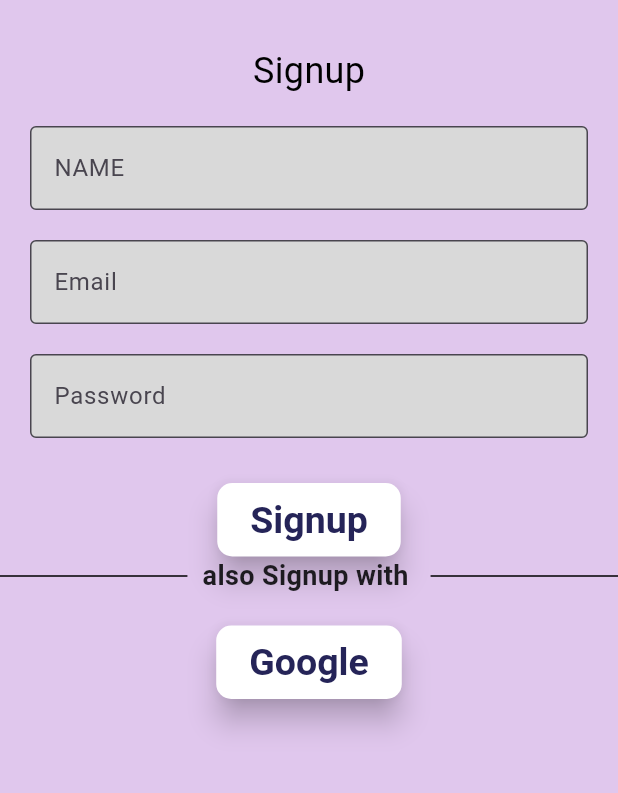
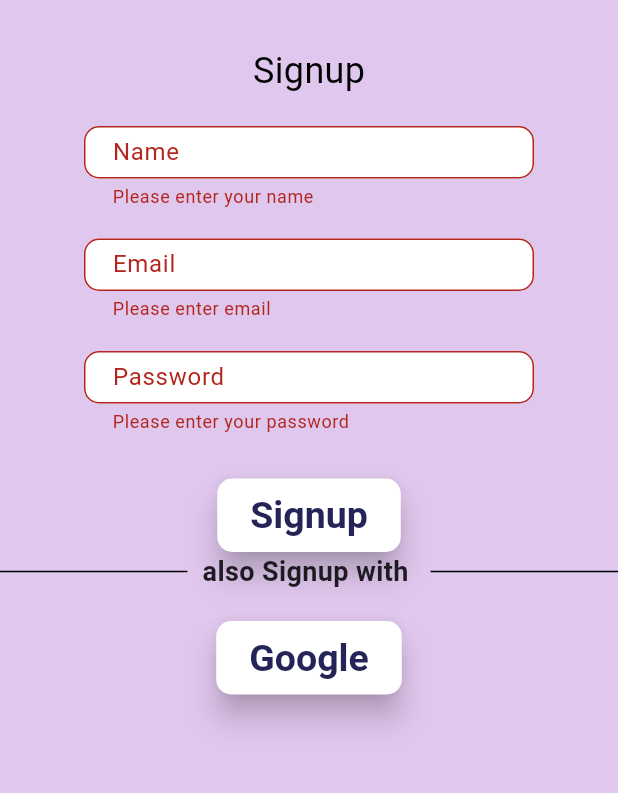
Before and after one commit to PavanCodes05/Spell-Champ-Frontend, a Flutter app: the SignupScreen screen opened directly, after a tap on "Signup", on a phone screen of 412 x 824 dp, the part 225-1018 px from its top. Run offline on Flutter 3.47's test engine with Material 3 defaults, Android fonts, the phone set to English and light mode, and no system bars.

Commit message:
feat : added new pages

```diff
--- a/analysis_options.yaml
+++ b/analysis_options.yaml
@@ -7,6 +7,9 @@
 
 # The following line activates a set of recommended lints for Flutter apps,
 # packages, and plugins designed to encourage good coding practices.
+analyzer:
+  errors:
+    file_names: ignore
 include: package:flutter_lints/flutter.yaml
 
 linter:
--- a/lib/main.dart
+++ b/lib/main.dart
@@ -1,6 +1,7 @@
 import 'package:flutter/material.dart';
 import 'package:spell_champ_frontend/core/configs/theme/app_theme.dart';
-import 'package:spell_champ_frontend/welcome_screen.dart';
+import 'package:spell_champ_frontend/presentation/auth/pages/signup%20_or_login.dart';
+
 
 void main() {
   runApp(const MainApp());
--- /dev/null
+++ b/lib/presentation/auth/pages/signup_screen.dart
@@ -0,0 +1,175 @@
+import 'package:flutter/material.dart';
+
+void main() {
+  runApp(
+    MaterialApp(
+      home: SignupScreen(),
+      debugShowCheckedModeBanner: false,
+    ),
+  );
+}
+
+class SignupScreen extends StatefulWidget {
+  const SignupScreen({super.key});
+
+  @override
+  _SignupScreenState createState() => _SignupScreenState();
+}
+
+class _SignupScreenState extends State<SignupScreen> {
+  final _formKey = GlobalKey<FormState>(); // ✅ Add FormKey for validation
+
+  @override
+  Widget build(BuildContext context) {
+    return Scaffold(
+      body: SingleChildScrollView(
+        child: Column(
+          children: [
+            SizedBox(height: 100),
+            Align(
+              alignment: Alignment.topCenter,
+              child: Text(
+                "SPELL CHAMP",
+                style: TextStyle(
+                  fontSize: 35,
+                  fontWeight: FontWeight.bold,
+                  color: Colors.black,
+                ),
+              ),
+            ),
+            SizedBox(height: 30),
+            Text(
+              "Signup",
+              style: TextStyle(fontSize: 24, color: Colors.black),
+            ),
+            SizedBox(height: 20),
+            Padding(
+              padding: EdgeInsets.symmetric(horizontal: 10),
+              child: Form(
+                key: _formKey, // ✅ Assign the FormKey
+                child: Column(
+                  children: [
+                    SizedBox(
+                      width: 300,
+                      height: 55,
+                      child: TextFormField(
+                        keyboardType: TextInputType.name,
+                        decoration: InputDecoration(
+                          labelText: "Name",
+                          hintText: "Enter your Name",
+                          filled: true,
+                          fillColor: Colors.white,
+                          contentPadding: EdgeInsets.symmetric(vertical: 10, horizontal: 15),
+                          border: OutlineInputBorder(
+                            borderRadius: BorderRadius.circular(10),
+                            borderSide: BorderSide(color: Colors.black),
+                          ),
+                        ),
+                        onChanged: (String value) {},
+                        validator: (value) {
+                          if (value == null || value.isEmpty) {
+                            return "Please enter your name";
+                          }
+                          return null;
+                        },
+                      ),
+                    ),
+                    SizedBox(height: 20),
+                    SizedBox(
+                      width: 300,
+                      height: 55,
+                      child: TextFormField(
+                        keyboardType: TextInputType.emailAddress,
+                        decoration: InputDecoration(
+                          labelText: "Email",
+                          hintText: "Enter your Email ID",
+                          filled: true,
+                          fillColor: Colors.white,
+                          contentPadding: EdgeInsets.symmetric(vertical: 10, horizontal: 15),
+                          border: OutlineInputBorder(
+                            borderRadius: BorderRadius.circular(10),
+                            borderSide: BorderSide(color: Colors.black),
+                          ),
+                        ),
+                        validator: (value) {
+                          if (value == null || value.isEmpty) {
+                            return "Please enter email";
+                          }
+                          return null;
+                        },
+                      ),
+                    ),
+                    SizedBox(height: 20),
+                    SizedBox(
+                      width: 300,
+                      height: 55,
+                      child: TextFormField(
+                        keyboardType: TextInputType.visiblePassword,
+                        decoration: InputDecoration(
+                          labelText: "Password",
+                          filled: true,
+                          fillColor: Colors.white,
+                          contentPadding: EdgeInsets.symmetric(vertical: 10, horizontal: 15),
+                          border: OutlineInputBorder(
+                            borderRadius: BorderRadius.circular(10),
+                            borderSide: BorderSide(color: Colors.black),
+                          ),
+                        ),
+                        validator: (value) {
+                          if (value == null || value.isEmpty) {
+                            return "Please enter your password";
+                          } else if (value.length < 6) {
+                            return "Password must contain at least 6 characters";
+                          }
+                          return null;
+                        },
+                      ),
+                    ),
+                    SizedBox(height: 30),
+                    ElevatedButton(
+                      onPressed: () {
+                        if (_formKey.currentState!.validate()) {
+                          // Perform signup action
+                          print("Signup successful");
+                        }
+                      },
+                      child: Text("Signup"),
+                    ),
+                  ],
+                ),
+              ),
+            ),
+            Row(
+              children: [
+                Expanded(
+                  child: Divider(
+                    color: Colors.black,
+                    thickness: 1,
+                  ),
+                ),
+                Padding(
+                  padding: EdgeInsets.symmetric(horizontal: 10),
+                  child: Text(
+                    "also Signup with ",
+                    style: TextStyle(fontSize: 18, fontWeight: FontWeight.bold),
+                  ),
+                ),
+                Expanded(
+                  child: Divider(
+                    color: Colors.black,
+                    thickness: 1,
+                  ),
+                ),
+              ],
+            ),
+            SizedBox(height: 20),
+            ElevatedButton(
+              onPressed: () {},
+              child: Text('Google'),
+            ),
+          ],
+        ),
+      ),
+    );
+  }
+}
--- a/lib/signup_screen.dart
+++ /dev/null
@@ -1,148 +0,0 @@
-import 'package:flutter/material.dart';
-
-void main() {
-  runApp(
-    MaterialApp(
-      home:SignupScreen(),
-      debugShowCheckedModeBanner: false,
-    ));
-}
-
-class SignupScreen extends StatelessWidget {
-  const SignupScreen({super.key});
-
-  @override
-  Widget build(BuildContext context) {
-
-    return Scaffold(
-      body :SingleChildScrollView(
-
-        child: Column(
-        children: [
-          SizedBox(height: 100),
-
-          Align(
-
-            alignment: Alignment.topCenter,
-            child: Text("SPELL CHAMP",
-           style: TextStyle(
-
-           fontSize: 35,
-              fontWeight: FontWeight.bold,
-              color: Colors.black,
-            )
-            )
-          ),
-          SizedBox(height: 30),
-
-          Text("Signup",       //page title
-          style: TextStyle(
-            fontSize: 24,
-            color: Colors.black
-          ),
-          ),
-          SizedBox(height: 20),
-
-          Padding(padding:EdgeInsets.symmetric(horizontal: 20),        //box space
-          child: Form(
-            child: Column(
-              children: [
-                TextFormField(                                         //Name
-                  keyboardType: TextInputType.name,
-                   decoration: InputDecoration(
-                    labelText: "NAME",
-                    hintText: "Enter your Name",
-                    border: OutlineInputBorder(),
-                  ),
-                  onChanged: (String value ){}
-                ),
-                SizedBox(height: 20),
-
-                TextFormField(                                       //email
-                  keyboardType: TextInputType.emailAddress,
-                  decoration: InputDecoration(
-                  labelText: "Email",
-                    hintText: 'Enter your Emailid',
-                    border: OutlineInputBorder()
-                  ),
-                  onChanged: (String value){},
-
-                  validator: (value){                                //condition for email
-                    if (value == null || value.isEmpty){
-                      return "Please enter email" ;
-                    }
-                    return null;
-                  },
-                ),
-                SizedBox(height: 20),
-
-                TextFormField(                                       //password
-                  keyboardType: TextInputType.visiblePassword,
-                  decoration: InputDecoration(
-                    labelText: "Password",
-                    border: OutlineInputBorder(),
-                  ),
-                  onChanged: (value){},
-
-
-                   validator: (value) {                             //condition for password
-                  if (value == null || value .isEmpty ) {
-                    return "please enter your password" ;
-                  } else if(value.length < 6){
-                    return "Password must contain atleast 6 characters" ;
-                  }
-                  return null;
-                },
-              ),
-
-                 SizedBox(height: 30),
-              Column(
-                children: [
-                ElevatedButton(onPressed: () {},
-                 child: Text("Signup"))                                  //signup button
-                ],
-              )
-              ],
-            ),
-            ),
-          ),
-           Row (
-          children: [
-            Expanded(
-            child: Divider(
-              color:Colors.black,
-              thickness: 1,
-            ),
-         ),
-         Padding(
-          padding:EdgeInsets.symmetric(horizontal:10),
-          child:Text(
-            "also Signup with ",
-            style: TextStyle(fontSize:18,fontWeight: FontWeight.bold),
-          ),
-         ),
-         Expanded(
-          child: Divider(
-            color: Colors.black,
-            thickness:1
-          ),
-         ),
-          ],
-           ),
-           SizedBox(height: 20),
-
-           Column(
-            children: [
-              ElevatedButton(onPressed: () {},
-               child: Text('Google'))
-            ],
-           )
-        ],
-      )
-      )
-      );
-
-
-
-    }
-}
```
Also changed, not shown: lib/login_screen.dart (deleted, +0 -54 lines), lib/presentation/auth/pages/forgot_password.dart (added, +21 -0 lines), lib/presentation/auth/pages/login_screen.dart (added, +169 -0 lines), lib/presentation/auth/pages/reset_password.dart (added, +21 -0 lines), lib/presentation/auth/pages/signup _or_login.dart (renamed from lib/welcome_screen.dart, +6 -5 lines), pubspec.yaml (+2 -9 lines), assets/fonts/Satoshi-Black.ttf (deleted), assets/fonts/Satoshi-Bold.ttf (deleted), assets/fonts/Satoshi-Light.ttf (deleted), assets/fonts/Satoshi-Medium.ttf (deleted), assets/fonts/Satoshi-Regular.ttf (deleted), assets/fonts/YoungSerif-Regular.ttf (added), lib/common/widgets/button/basic_app_button.dart (renamed from lib/common/widgets/botton/basic_app_bottonn.dart), lib/presentation/auth/pages/Signin.dart (deleted), 2 more files, 1 other file.
